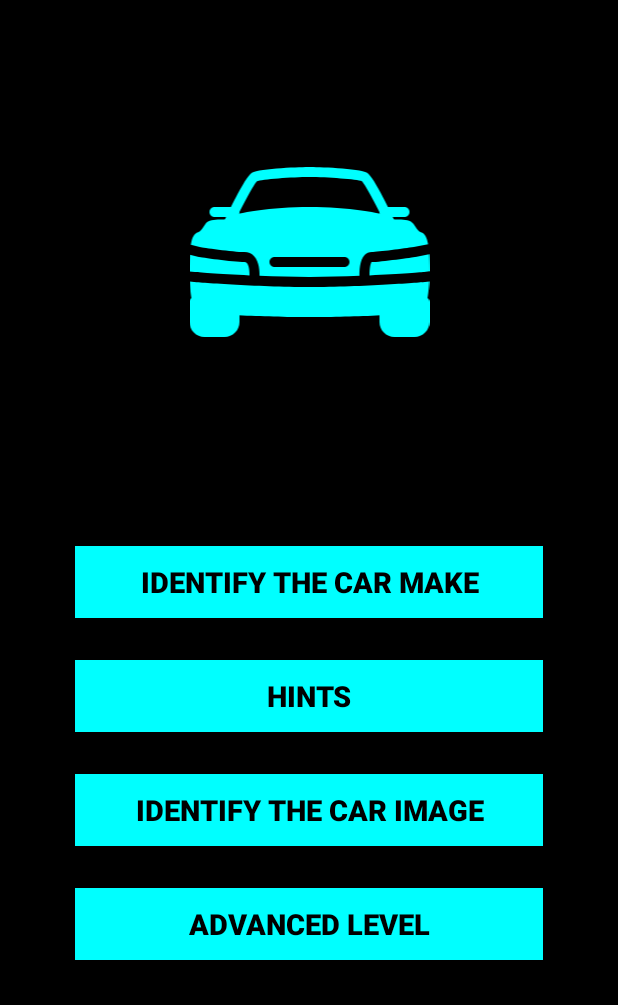
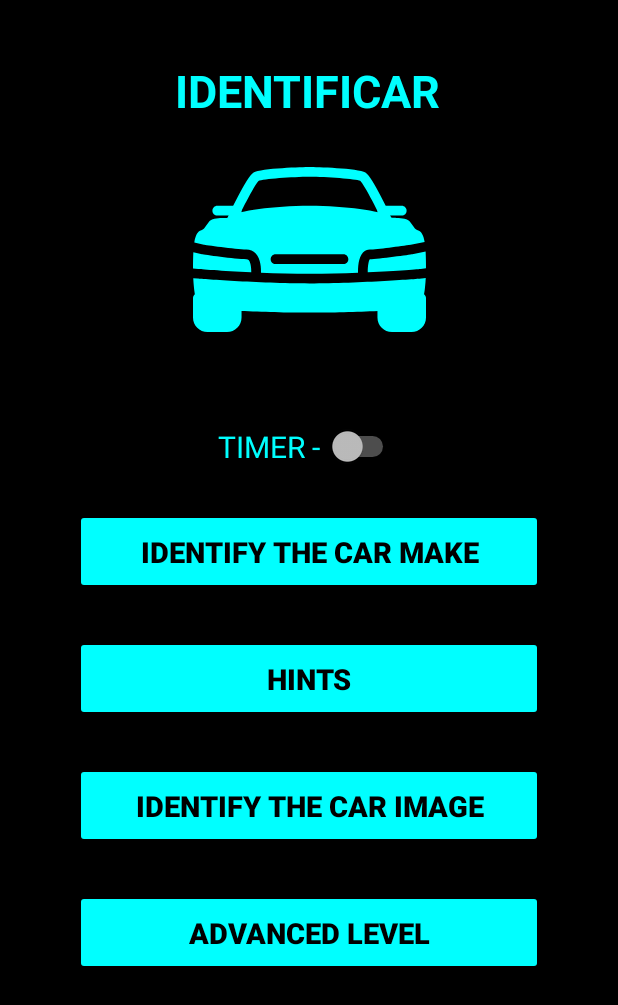
Before and after one commit to DilanJT/identificar-app-iit-cw, an Android app: the screen it shows after launch (MainActivity), on a phone screen of 412 x 824 dp. Shown: the top 1005 px of the screen. Run offline under Robolectric (Android 15) with nearby library versions, the phone set to English and light mode, and no system bars.

Commit message:
switch button added to the main activity screen

```diff
--- a/app/src/main/java/com/example/identificar/AdvancedLevelActivity.java
+++ b/app/src/main/java/com/example/identificar/AdvancedLevelActivity.java
@@ -231,6 +231,8 @@ public class AdvancedLevelActivity extends AppCompatActivity {
             generateRandomResources();
             btnSubmit.setText(R.string.btn_submit);
         }
+
+        // TODO: ignore the spaces when getting user inputs
     }
 
     public boolean compareCarNames(EditText e1, String carName){
--- a/app/src/main/res/layout/activity_main.xml
+++ b/app/src/main/res/layout/activity_main.xml
@@ -13,19 +13,19 @@
         android:layout_height="wrap_content"
         android:layout_marginStart="50dp"
         android:layout_marginLeft="50dp"
-        android:layout_marginTop="116dp"
+        android:layout_marginTop="28dp"
         android:layout_marginEnd="50dp"
         android:layout_marginRight="50dp"
-        android:background="#00FFFF"
+        android:padding="15dp"
         android:text="Identify the car make"
         android:textColor="#000000"
         android:textSize="19sp"
         android:textStyle="bold"
         app:backgroundTint="#00FFFF"
         app:layout_constraintEnd_toEndOf="parent"
-        app:layout_constraintHorizontal_bias="1.0"
+        app:layout_constraintHorizontal_bias="0.0"
         app:layout_constraintStart_toStartOf="parent"
-        app:layout_constraintTop_toBottomOf="@+id/imageFilterView2" />
+        app:layout_constraintTop_toBottomOf="@+id/switch2" />
 
     <Button
         android:id="@+id/btnHints"
@@ -36,7 +36,7 @@
         android:layout_marginTop="28dp"
         android:layout_marginEnd="50dp"
         android:layout_marginRight="50dp"
-        android:background="#00FFFF"
+        android:padding="15dp"
         android:text="Hints"
         android:textColor="#000000"
         android:textSize="19sp"
@@ -48,13 +48,13 @@
 
     <androidx.constraintlayout.utils.widget.ImageFilterView
         android:id="@+id/imageFilterView2"
-        android:layout_width="163dp"
-        android:layout_height="160dp"
-        android:layout_marginTop="88dp"
+        android:layout_width="155dp"
+        android:layout_height="155dp"
+        android:layout_marginTop="8dp"
         android:tint="@color/identificarPrimary"
         app:layout_constraintEnd_toEndOf="parent"
         app:layout_constraintStart_toStartOf="parent"
-        app:layout_constraintTop_toTopOf="parent"
+        app:layout_constraintTop_toBottomOf="@+id/textView"
         app:srcCompat="@drawable/ic_car" />
 
     <Button
@@ -66,7 +66,7 @@
         android:layout_marginTop="28dp"
         android:layout_marginEnd="50dp"
         android:layout_marginRight="50dp"
-        android:background="#00FFFF"
+        android:padding="15dp"
         android:text="Identify the car image"
         android:textColor="#000000"
         android:textSize="19sp"
@@ -85,7 +85,7 @@
         android:layout_marginTop="28dp"
         android:layout_marginEnd="50dp"
         android:layout_marginRight="50dp"
-        android:background="#00FFFF"
+        android:padding="15dp"
         android:text="advanced level"
         android:textColor="#000000"
         android:textSize="19sp"
@@ -95,4 +95,33 @@
         app:layout_constraintStart_toStartOf="parent"
         app:layout_constraintTop_toBottomOf="@+id/btnIdentifyCarImage" />
 
+    <TextView
+        android:id="@+id/textView"
+        android:layout_width="wrap_content"
+        android:layout_height="wrap_content"
+        android:layout_marginTop="40dp"
+        android:text="IDENTIFICAR"
+        android:textColor="@color/identificarPrimary"
+        android:textSize="30sp"
+        android:textStyle="bold"
+        app:layout_constraintEnd_toEndOf="parent"
+        app:layout_constraintHorizontal_bias="0.497"
+        app:layout_constraintStart_toStartOf="parent"
+        app:layout_constraintTop_toTopOf="parent" />
+
+    <Switch
+        android:id="@+id/switch2"
+        android:layout_width="wrap_content"
+        android:layout_height="wrap_content"
+        android:layout_marginTop="40dp"
+        android:fallbackLineSpacing="false"
+        android:lineSpacingExtra="8sp"
+        android:text="TIMER - "
+        android:textColor="@color/identificarPrimary"
+        android:textSize="20sp"
+        app:layout_constraintEnd_toEndOf="parent"
+        app:layout_constraintHorizontal_bias="0.498"
+        app:layout_constraintStart_toStartOf="parent"
+        app:layout_constraintTop_toBottomOf="@+id/imageFilterView2" />
+
 </androidx.constraintlayout.widget.ConstraintLayout>
```
